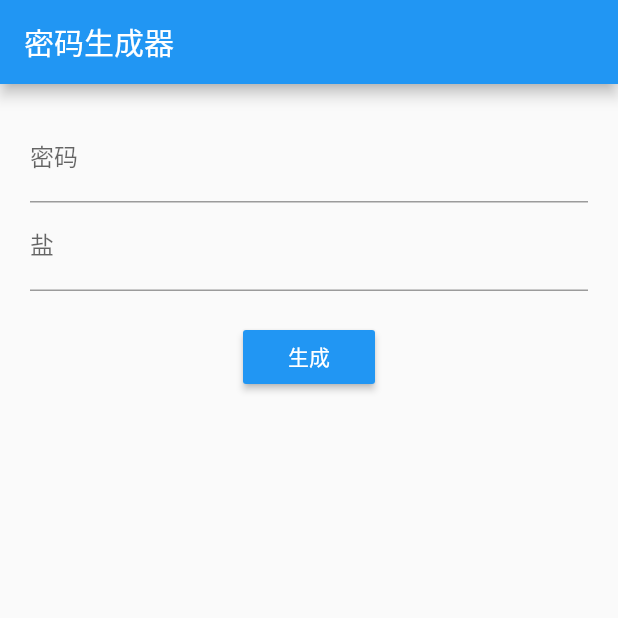
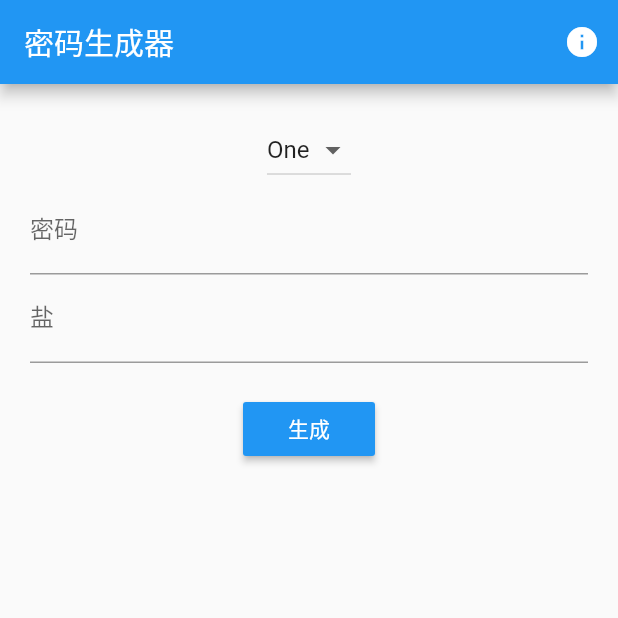
Before and after one commit to Lenny-Hu/password, a Flutter app: the screen it shows after launch, on a phone screen of 412 x 824 dp, the top half of it. Run offline on Flutter 3.47's test engine with Material 2 defaults, Android fonts, the phone set to English and light mode, and no system bars.

Commit message:
添加下拉选择器，打算增加截取长度选项

```diff
--- a/lib/main.dart
+++ b/lib/main.dart
@@ -26,6 +26,7 @@ class _FormPageState extends State<FormPage> {
 
   String _password;
   String _salt;
+  String _dropdownValue = "One";
 
   @override
   void initState() {
@@ -62,8 +63,7 @@ class _FormPageState extends State<FormPage> {
             // 复制到粘贴版
             ClipboardData data = new ClipboardData(text: "$_digest");
             Clipboard.setData(data);
-          }
-      ),
+          }),
     );
     scaffoldKey.currentState.showSnackBar(snackbar);
   }
@@ -74,6 +74,9 @@ class _FormPageState extends State<FormPage> {
         key: scaffoldKey,
         appBar: new AppBar(
           title: new Text("密码生成器"),
+          actions: <Widget>[
+            new IconButton(icon: const Icon(Icons.info), onPressed: _gotoAbout),
+          ]
         ),
         body: new Padding(
           padding: const EdgeInsets.all(20.0),
@@ -81,16 +84,30 @@ class _FormPageState extends State<FormPage> {
             key: formKey,
             child: new Column(
               children: <Widget>[
+                DropdownButton<String>(
+                  value: _dropdownValue,
+                  onChanged: (String newValue) {
+                    setState(() {
+                      _dropdownValue = newValue;
+                    });
+                  },
+                  items: <String>['One', 'Two', 'Free', 'Four']
+                      .map<DropdownMenuItem<String>>((String value) {
+                    return DropdownMenuItem<String>(
+                      value: value,
+                      child: Text(value),
+                    );
+                  })
+                  .toList(),
+                ),
                 new TextFormField(
                   decoration: new InputDecoration(labelText: "密码"),
-                  validator: (val) =>
-                  val.trim() == '' ? '请输入密码' : null,
+                  validator: (val) => val.trim() == '' ? '请输入密码' : null,
                   onSaved: (val) => _password = val.trim(),
                 ),
                 new TextFormField(
                   decoration: new InputDecoration(labelText: "盐"),
-                  validator: (val) =>
-                  val.trim() == '' ? '请输入盐' : null,
+                  validator: (val) => val.trim() == '' ? '请输入盐' : null,
                   onSaved: (val) => _salt = val.trim(),
 //                  obscureText: true, // 显示成星号
                 ),
@@ -104,10 +121,32 @@ class _FormPageState extends State<FormPage> {
                   ),
                   color: Colors.blue,
                   onPressed: _submit,
-                )
+                ),
               ],
             ),
           ),
         ));
   }
+
+  // 关于页面
+  void _gotoAbout() {
+    Navigator.of(context).push(
+      new MaterialPageRoute<void>(
+          builder: (BuildContext context) {
+            return new Scaffold(
+              appBar: new AppBar(
+                title: const Text('关于'),
+              ),
+              body: new Container(
+                // Center the content
+                child: new Center(
+                  // Add Text
+                  child: new Text("使用sha256生成常用的10位、6位密码"),
+                ),
+              ),
+            );
+          }
+      ),
+    );
+  }
 }
```
